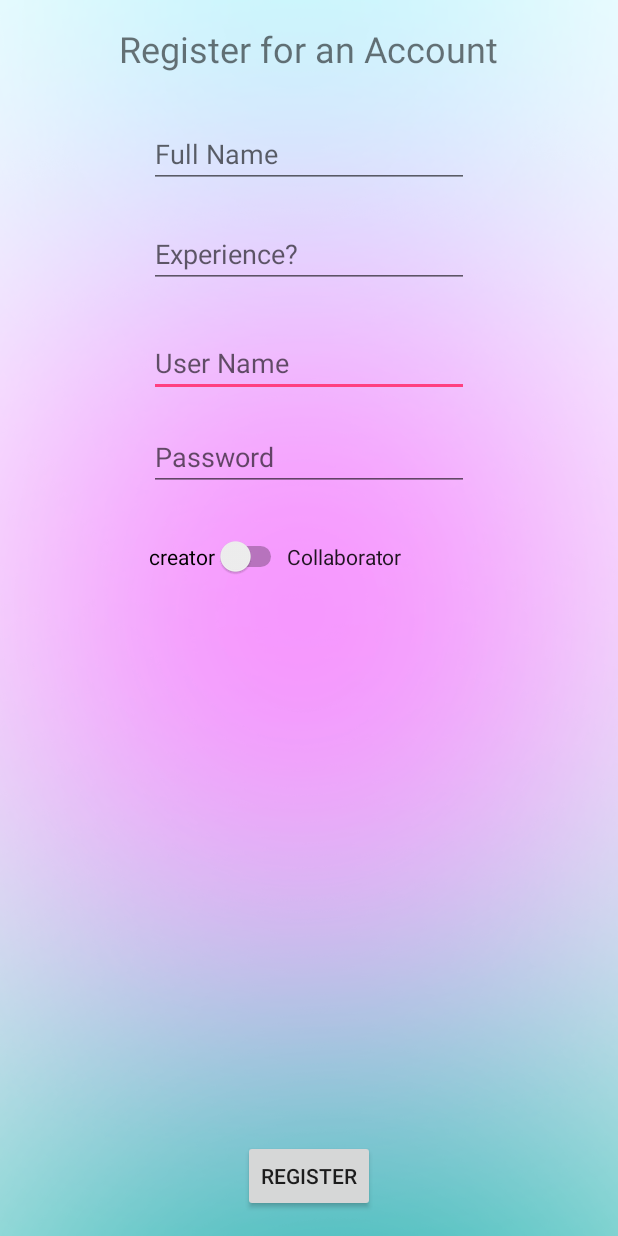
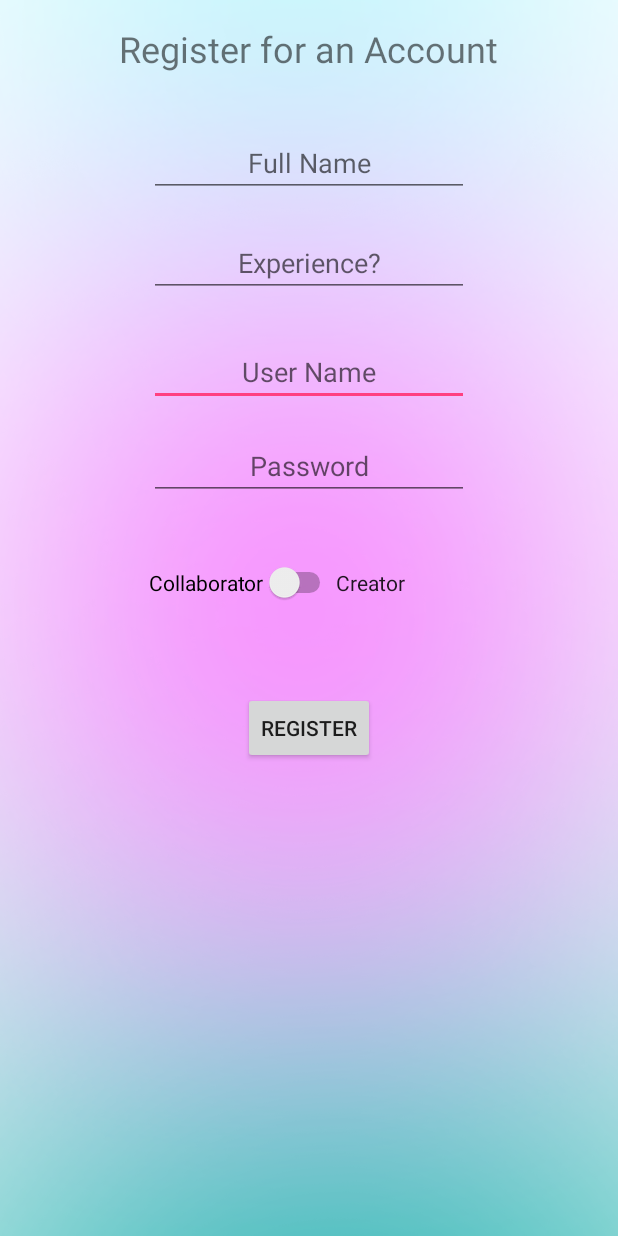
Before and after one commit to WittsEnd2/bitcamp2017, an Android app: the RegistrationActivity screen opened directly, with no data from a screen before it, on a phone screen of 412 x 824 dp. Run offline under Robolectric (Android 15) with nearby library versions, the phone set to English and light mode, and no system bars; our stand-ins replace Firebase (no records; nobody signed in at launch, a user with empty details on screens opened directly); 1 statement that could not run was skipped.

Commit message:
UserChanges

```diff
--- a/app/src/main/AndroidManifest.xml
+++ b/app/src/main/AndroidManifest.xml
@@ -7,6 +7,8 @@
     <uses-permission android:name="android.permission.READ_PROFILE" />
     <uses-permission android:name="android.permission.READ_CONTACTS" />
     <uses-permission android:name="android.permission.INTERNET" />
+    <uses-permission android:name="android.permission.READ_EXTERNAL_STORAGE" />
+    <uses-permission android:name="android.permission.WRITE_EXTERNAL_STORAGE" />
 
     <application
         android:allowBackup="true"
--- a/app/src/main/java/com/css/cssapp/LoginActivity.java
+++ b/app/src/main/java/com/css/cssapp/LoginActivity.java
@@ -113,7 +113,7 @@ public class LoginActivity extends Activity {
                                     Toast.LENGTH_SHORT).show();
 
                         } else {
-                            Intent projectCreation = new Intent(LoginActivity.this, ProjectForm.class);
+                            Intent projectCreation = new Intent(LoginActivity.this, DashboardUser.class);
                             startActivity(projectCreation);
                         }
 
--- a/app/src/main/java/com/css/cssapp/ProjectForm.java
+++ b/app/src/main/java/com/css/cssapp/ProjectForm.java
@@ -83,8 +83,8 @@ public class ProjectForm extends AppCompatActivity {
                         numPeopleConverted, projectLeaderConverted);
                 Toast.makeText(ProjectForm.this, "Project created!",
                         Toast.LENGTH_SHORT).show();
-                    Intent dashboard = new Intent(ProjectForm.this, DashboardLeader.class);
-                    startActivity(dashboard);
+                    //Intent dashboard = new Intent(ProjectForm.this, DashboardLeader.class);
+                    //startActivity(dashboard);
             } else {
                 Toast.makeText(ProjectForm.this, "Project not created!",
                         Toast.LENGTH_SHORT).show();
--- a/app/src/main/java/com/css/cssapp/RegistrationActivity.java
+++ b/app/src/main/java/com/css/cssapp/RegistrationActivity.java
@@ -8,6 +8,7 @@ import android.util.Log;
 import android.view.View;
 import android.widget.Button;
 import android.widget.EditText;
+import android.widget.Switch;
 import android.widget.Toast;
 
 import com.google.android.gms.tasks.OnCompleteListener;
@@ -15,36 +16,55 @@ import com.google.android.gms.tasks.Task;
 import com.google.firebase.auth.AuthResult;
 import com.google.firebase.auth.FirebaseAuth;
 import com.google.firebase.auth.FirebaseUser;
-import com.google.firebase.database.DataSnapshot;
-import com.google.firebase.database.DatabaseError;
 import com.google.firebase.database.DatabaseReference;
 import com.google.firebase.database.FirebaseDatabase;
-import com.google.firebase.database.ValueEventListener;
 
+import java.util.HashMap;
 import java.util.Map;
 
 import static com.google.android.gms.internal.zzs.TAG;
 
 public class RegistrationActivity extends AppCompatActivity {
     Button registerButton;
-    EditText firstName, lastName, userName, password;
+    EditText fullName, skills, userName, password;
+    Switch type;
+    String userID;
     private FirebaseAuth mAuth;
     private FirebaseAuth.AuthStateListener mAuthListener;
+    private FirebaseDatabase database;
     boolean canRegister = true;
 
+    @Override
+    public void onStart() {
+        super.onStart();
+        mAuth.addAuthStateListener(mAuthListener);
+    }
+    // [END on_start_add_listener]
+
+    // [START on_stop_remove_listener]
+    @Override
+    public void onStop() {
+        super.onStop();
+        if (mAuthListener != null) {
+            mAuth.removeAuthStateListener(mAuthListener);
+        }
+    }
 
     @Override
     protected void onCreate(Bundle savedInstanceState) {
         super.onCreate(savedInstanceState);
         setContentView(R.layout.activity_registration);
 
-        firstName = (EditText)findViewById(R.id.registerFirstName);
-        lastName = (EditText)findViewById(R.id.registerLastName);
+        fullName = (EditText)findViewById(R.id.registerFullName);
+        skills = (EditText)findViewById(R.id.registerSkills);
         userName = (EditText)findViewById(R.id.registerUserName);
         password = (EditText)findViewById(R.id.registerPassword);
+        type = (Switch) findViewById(R.id.switch1);
         registerButton = (Button)findViewById(R.id.register);
 
         mAuth = FirebaseAuth.getInstance();
+
+        // [END on_stop_remove_listener]
 
         mAuthListener = new FirebaseAuth.AuthStateListener() {
             @Override
@@ -52,6 +72,9 @@ public class RegistrationActivity extends AppCompatActivity {
                 FirebaseUser user = firebaseAuth.getCurrentUser();
                 if (user != null) {
                     // User is signed in
+                    userID = new String(user.getUid());
+                    Toast.makeText(getApplicationContext(),
+                            "User ID: " + userID, Toast.LENGTH_LONG).show();
                     Log.d(TAG, "onAuthStateChanged:signed_in:" + user.getUid());
                 } else {
                     // User is signed out
@@ -61,55 +84,34 @@ public class RegistrationActivity extends AppCompatActivity {
             }
         };
 
-        FirebaseDatabase database = FirebaseDatabase.getInstance();
-        DatabaseReference myRef = database.getReference("usernames");
-        myRef.child("usernames").addValueEventListener(new ValueEventListener() {
-            @Override
-            public void onDataChange(DataSnapshot dataSnapshot) {
-                boolean exists = false;
-                for (DataSnapshot child : dataSnapshot.getChildren()) {
-                    Map<String, Object> model = (Map<String, Object>) child.getValue();
 
-                    if(model.get("username").equals("SET_YOUR_NEW_USER_NAME_HERE")) {
-                        exists = true;
-                        break;
-                    }
-                }
-
-                if(exists) {
-                    Toast.makeText(getApplicationContext(),
-                            "Username already exists.", Toast.LENGTH_LONG).show();
-                    canRegister = false;
-                }
-                else {
-                    // This user doesn't exists in firebase.
-                }
-            }
-
-            @Override
-            public void onCancelled(DatabaseError databaseError) {
-
-            }
-        });
 
         registerButton.setOnClickListener(new View.OnClickListener() {
             @Override
             public void onClick(View v) {
-                if (firstName.length() > 0 && lastName.length() > 0
+                if (fullName.length() > 0 && skills.length() > 0
                         && userName.length() > 4 && password.length() > 7 && canRegister == true) {
                     Toast.makeText(getApplicationContext(),
                             "Registration Successful!", Toast.LENGTH_LONG).show();
-                    Intent myIntent = new Intent(RegistrationActivity.this, MainActivity.class);
-                    startActivity(myIntent);
+                    //Intent myIntent = new Intent(RegistrationActivity.this, ProjectForm.class);
+                    //startActivity(myIntent);
                     String convertedUsername = userName.getText().toString();
                     String convertedPassword = password.getText().toString();
 
-                    // Adds the username to the "username" branch of the database
-                    FirebaseDatabase database = FirebaseDatabase.getInstance();
-                    DatabaseReference myRef = database.getReference("usernames");
-                    myRef.child("usernames").setValue(convertedUsername);
+                    String convertedSkills = skills.getText().toString();
+                    String convertedType;
+                    if (type.isChecked()) {
+                        convertedType = "Creator";
+                    } else {
+                        convertedType = "Collaborator";
+                    }
+
+                    writeNewUser(userID, convertedSkills, "Default", convertedType);
 
                     createAccount(convertedUsername, convertedPassword);
+
+                    Intent myIntent = new Intent(RegistrationActivity.this, ProjectForm.class);
+                    startActivity(myIntent);
 
                 } else {
                     Toast.makeText(getApplicationContext(),
@@ -145,5 +147,21 @@ public class RegistrationActivity extends AppCompatActivity {
                     }
                 });
         // [END create_user_with_email]
+
+
+    }
+
+    private void writeNewUser(String userID, String skills, String bio, String type) {
+
+        database = FirebaseDatabase.getInstance();
+        DatabaseReference mDatabase = database.getReference();
+        String key = mDatabase.child("users").push().getKey();
+        User user = new User(key, skills, bio, type);
+        Map<String, Object> userValues = user.toMap();
+
+        Map<String, Object> childUpdates = new HashMap<>();
+        childUpdates.put("/users/" + key, userValues);
+
+        mDatabase.updateChildren(childUpdates);
     }
 }
--- a/app/src/main/res/layout/activity_registration.xml
+++ b/app/src/main/res/layout/activity_registration.xml
@@ -4,73 +4,84 @@
     android:id="@+id/activity_registration"
     android:layout_width="match_parent"
     android:layout_height="match_parent"
+    android:background="@drawable/background"
     android:paddingBottom="@dimen/activity_vertical_margin"
     android:paddingLeft="@dimen/activity_horizontal_margin"
     android:paddingRight="@dimen/activity_horizontal_margin"
     android:paddingTop="@dimen/activity_vertical_margin"
-    android:background="@drawable/background"
     tools:context="com.css.cssapp.RegistrationActivity">
 
+    <RelativeLayout
+        android:layout_width="match_parent"
+        android:layout_height="match_parent"
+        android:layout_alignParentTop="true"
+        android:layout_alignParentStart="true">
+
         <EditText
+            android:id="@+id/registerUserName"
             android:layout_width="wrap_content"
             android:layout_height="wrap_content"
+            android:layout_alignStart="@+id/registerSkills"
+            android:layout_below="@+id/registerSkills"
+            android:layout_marginTop="27dp"
+            android:ems="10"
+            android:hint="User Name"
             android:inputType="textPersonName"
-        android:hint="User Name"
-        android:ems="10"
-        android:id="@+id/registerUserName"
-        android:layout_below="@+id/registerLastName"
-        android:layout_alignStart="@+id/registerLastName"
-        android:layout_marginTop="27dp" />
+            android:textAlignment="center" />
 
         <EditText
-        android:id="@+id/registerLastName"
+            android:id="@+id/registerSkills"
             android:layout_width="wrap_content"
             android:layout_height="wrap_content"
-        android:layout_below="@+id/registerFirstName"
+            android:layout_below="@+id/registerFullName"
             android:layout_centerHorizontal="true"
             android:layout_marginTop="21dp"
             android:ems="10"
             android:hint="Experience?"
-        android:inputType="textPersonName" />
+            android:inputType="textPersonName"
+            android:textAlignment="center" />
 
         <EditText
-        android:id="@+id/registerFirstName"
+            android:id="@+id/registerFullName"
             android:layout_width="wrap_content"
             android:layout_height="wrap_content"
-        android:layout_alignStart="@+id/registerLastName"
+            android:layout_alignStart="@+id/registerSkills"
             android:layout_below="@+id/textView3"
-        android:layout_marginTop="31dp"
+            android:layout_marginTop="37dp"
             android:ems="10"
             android:hint="Full Name"
-        android:inputType="textPersonName" />
+            android:inputType="textPersonName"
+            android:textAlignment="center" />
 
         <TextView
-        android:text="Register for an Account"
+            android:id="@+id/textView3"
             android:layout_width="wrap_content"
             android:layout_height="wrap_content"
-        android:id="@+id/textView3"
-        android:textSize="24sp"
             android:layout_alignParentTop="true"
-        android:layout_centerHorizontal="true" />
+            android:layout_centerHorizontal="true"
+            android:text="Register for an Account"
+            android:textSize="24sp" />
 
         <EditText
+            android:id="@+id/registerPassword"
             android:layout_width="wrap_content"
             android:layout_height="wrap_content"
+            android:layout_alignStart="@+id/registerUserName"
+            android:layout_below="@+id/registerUserName"
+            android:layout_marginTop="17dp"
+            android:ems="10"
+            android:hint="Password"
             android:inputType="textPassword"
-        android:hint="Password"
-        android:ems="10"
-        android:id="@+id/registerPassword"
-        android:layout_below="@+id/registerUserName"
-        android:layout_alignStart="@+id/registerUserName"
-        android:layout_marginTop="17dp" />
+            android:textAlignment="center" />
 
         <Button
-        android:text="REGISTER"
+            android:id="@+id/register"
             android:layout_width="wrap_content"
             android:layout_height="wrap_content"
-        android:id="@+id/register"
-        android:layout_alignParentBottom="true"
-        android:layout_centerHorizontal="true" />
+            android:text="REGISTER"
+            android:layout_below="@+id/switch1"
+            android:layout_centerHorizontal="true"
+            android:layout_marginTop="59dp" />
 
         <Switch
             android:id="@+id/switch1"
@@ -78,19 +89,21 @@
             android:layout_height="wrap_content"
             android:layout_alignStart="@+id/registerPassword"
             android:layout_below="@+id/registerPassword"
-        android:layout_marginTop="30dp"
+            android:layout_marginTop="41dp"
             android:checked="false"
-        android:text="creator" />
+            android:text="Collaborator" />
 
         <TextView
             android:id="@+id/textView4"
             android:layout_width="wrap_content"
             android:layout_height="wrap_content"
-        android:text="Collaborator"
-        android:textAppearance="@style/TextAppearance.AppCompat.Body1"
-        android:visibility="visible"
             android:layout_alignBaseline="@+id/switch1"
             android:layout_alignBottom="@+id/switch1"
-        android:layout_toEndOf="@+id/switch1" />
+            android:layout_toEndOf="@+id/switch1"
+            android:text="Creator"
+            android:textAppearance="@style/TextAppearance.AppCompat.Body1"
+            android:visibility="visible" />
 
     </RelativeLayout>
+
+</RelativeLayout>
```
Also changed, not shown: app/src/main/java/com/css/cssapp/DashboardUser.java (+27 -2 lines), app/src/main/java/com/css/cssapp/Projects.java (+7 -1 lines), app/src/main/java/com/css/cssapp/User.java (added, +40 -0 lines), app/src/main/res/layout/activity_dashboard_user.xml (+9 -22 lines), app/src/main/res/layout/activity_login.xml (line endings or trailing spaces). Lines whose indentation alone changed are shown as unchanged.
